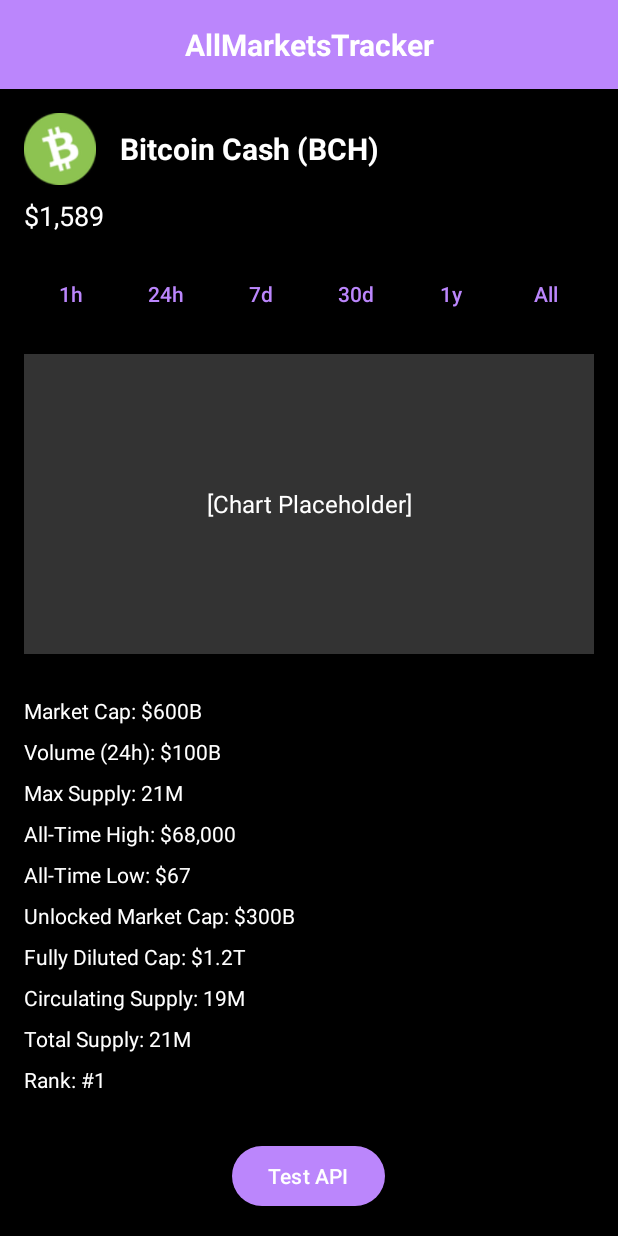
After one commit to DevManFitz/AllMarketsTracker, an Android app built with Jetpack Compose: the fragment CryptoDetailFragment placed in its activity, on a phone screen of 412 x 824 dp. The commit adds this screen. Run offline under Robolectric (Android 15) with nearby library versions, the phone set to English and light mode, and no system bars; our stand-ins replace data binding; pictures from the network do not load; 5 statements that could not run were skipped.

Commit message:
- Implemented `nav_graph` to transition user from `CryptoListFragment` into `CryptoDetailFragment` which is currently just a skeleton of placeholders (haven't implemented data fetching here yet)

```diff
--- a/app/build.gradle.kts
+++ b/app/build.gradle.kts
@@ -2,6 +2,9 @@
     alias(libs.plugins.android.application)
     alias(libs.plugins.kotlin.android)
     alias(libs.plugins.kotlin.compose)
+    id("kotlin-parcelize")
+    id("androidx.navigation.safeargs.kotlin") version "2.7.7"
+
 }
 
 android {
--- /dev/null
+++ b/app/src/main/java/edu/vt/mobiledev/allmarketstracker/CryptoDetailFragment.kt
@@ -0,0 +1,44 @@
+package edu.vt.mobiledev.allmarketstracker
+
+import android.os.Bundle
+import android.view.LayoutInflater
+import android.view.View
+import android.view.ViewGroup
+import androidx.fragment.app.Fragment
+import androidx.navigation.fragment.navArgs
+import coil.load
+import edu.vt.mobiledev.allmarketstracker.databinding.FragmentCryptoDetailBinding
+
+class CryptoDetailFragment : Fragment() {
+
+    private var _binding: FragmentCryptoDetailBinding? = null
+    private val binding get() = checkNotNull(_binding) { "Binding is null" }
+
+    private val args: CryptoDetailFragmentArgs by navArgs()
+
+    override fun onCreateView(
+        inflater: LayoutInflater,
+        container: ViewGroup?,
+        savedInstanceState: Bundle?
+    ): View {
+        _binding = FragmentCryptoDetailBinding.inflate(inflater, container, false)
+        return binding.root
+    }
+
+    override fun onViewCreated(view: View, savedInstanceState: Bundle?) {
+        super.onViewCreated(view, savedInstanceState)
+
+        val asset = args.asset
+
+        binding.assetName.text = "${asset.name} (${asset.symbol})"
+        binding.assetPrice.text = "$%.4f".format(asset.price)
+        binding.assetLogo.load(asset.logoUrl)
+
+        // TODO: Set up line chart view and buttons to toggle timeframes
+    }
+
+    override fun onDestroyView() {
+        super.onDestroyView()
+        _binding = null
+    }
+}
--- a/app/src/main/java/edu/vt/mobiledev/allmarketstracker/CryptoListAdapter.kt
+++ b/app/src/main/java/edu/vt/mobiledev/allmarketstracker/CryptoListAdapter.kt
@@ -6,6 +6,8 @@
 import coil.load
 import edu.vt.mobiledev.allmarketstracker.databinding.ListItemAssetBinding
 import edu.vt.mobiledev.allmarketstracker.model.CryptoAsset
+
+import androidx.navigation.findNavController
 
 class CryptoListAdapter(
     private val assets: List<CryptoAsset>
@@ -20,6 +22,12 @@
     override fun onBindViewHolder(holder: CryptoHolder, position: Int) {
         val asset = assets[position]
         holder.bind(asset)
+
+        holder.itemView.setOnClickListener {
+            val action = CryptoListFragmentDirections
+                .actionCryptoListFragmentToCryptoDetailFragment(asset)
+            it.findNavController().navigate(action)
+        }
     }
 
     override fun getItemCount(): Int = assets.size
--- a/app/src/main/java/edu/vt/mobiledev/allmarketstracker/MainActivity.kt
+++ b/app/src/main/java/edu/vt/mobiledev/allmarketstracker/MainActivity.kt
@@ -16,13 +16,6 @@
         super.onCreate(savedInstanceState)
         setContentView(R.layout.activity_main)
 
-        // Only add the fragment if it's not already there (e.g., rotation)
-        if (savedInstanceState == null) {
-            supportFragmentManager.beginTransaction()
-                .add(R.id.fragment_container, CryptoListFragment())
-                .commit()
-        }
-
         val testApiButton: Button = findViewById(R.id.test_api_button)
         testApiButton.setOnClickListener {
             // For now, just log something
--- a/app/src/main/java/edu/vt/mobiledev/allmarketstracker/model/CryptoAsset.kt
+++ b/app/src/main/java/edu/vt/mobiledev/allmarketstracker/model/CryptoAsset.kt
@@ -1,8 +1,12 @@
 package edu.vt.mobiledev.allmarketstracker.model
 
+import android.os.Parcelable
+import kotlinx.parcelize.Parcelize
+
+@Parcelize
 data class CryptoAsset(
     val name: String,
     val symbol: String,
     val price: Double,
     val logoUrl: String
-)
+) : Parcelable
--- a/app/src/main/res/layout/activity_main.xml
+++ b/app/src/main/res/layout/activity_main.xml
@@ -1,5 +1,6 @@
 <layout xmlns:android="http://schemas.android.com/apk/res/android"
-    xmlns:tools="http://schemas.android.com/tools">
+    xmlns:tools="http://schemas.android.com/tools"
+    xmlns:app="http://schemas.android.com/apk/res-auto">
 
     <FrameLayout
         android:layout_width="match_parent"
@@ -27,11 +28,13 @@
             <!-- Fragment container -->
             <androidx.fragment.app.FragmentContainerView
                 android:id="@+id/fragment_container"
+                android:name="androidx.navigation.fragment.NavHostFragment"
                 android:layout_width="match_parent"
                 android:layout_height="0dp"
                 android:layout_weight="1"
-                tools:context=".MainActivity"
-                tools:layout="@layout/fragment_crypto_list" />
+                app:defaultNavHost="true"
+                app:navGraph="@navigation/nav_graph"
+                tools:context=".MainActivity" />
         </LinearLayout>
 
         <!-- Test API Button -->
--- /dev/null
+++ b/app/src/main/res/layout/fragment_crypto_detail.xml
@@ -0,0 +1,151 @@
+<?xml version="1.0" encoding="utf-8"?>
+<ScrollView xmlns:android="http://schemas.android.com/apk/res/android"
+    android:layout_width="match_parent"
+    android:layout_height="match_parent"
+    android:padding="16dp"
+    android:background="@android:color/black">
+
+    <LinearLayout
+        android:layout_width="match_parent"
+        android:layout_height="wrap_content"
+        android:orientation="vertical"
+        android:paddingBottom="32dp">
+
+        <!-- Logo + Asset Info -->
+        <LinearLayout
+            android:layout_width="match_parent"
+            android:layout_height="wrap_content"
+            android:orientation="horizontal"
+            android:gravity="center_vertical">
+
+            <ImageView
+                android:id="@+id/asset_logo"
+                android:layout_width="48dp"
+                android:layout_height="48dp"
+                android:layout_marginEnd="16dp"
+                android:contentDescription="Logo"
+                android:scaleType="centerCrop"
+                android:src="@drawable/bch_logo" />
+
+            <TextView
+                android:id="@+id/asset_name"
+                android:layout_width="wrap_content"
+                android:layout_height="wrap_content"
+                android:text="@string/bitcoin_cash_bch"
+                android:textColor="@android:color/white"
+                android:textSize="20sp"
+                android:textStyle="bold" />
+        </LinearLayout>
+
+        <!-- Price Text -->
+
+        <!-- Time Range Buttons -->
+        <TextView
+            android:id="@+id/asset_price"
+            android:layout_width="wrap_content"
+            android:layout_height="wrap_content"
+            android:layout_marginTop="8dp"
+            android:layout_marginBottom="16dp"
+            android:text="@string/_1_589"
+            android:textColor="@android:color/white"
+            android:textSize="18sp" />
+
+        <LinearLayout
+            android:id="@+id/timeRangeButtons"
+            android:layout_width="match_parent"
+            android:layout_height="wrap_content"
+            android:orientation="horizontal"
+            android:gravity="center"
+            android:layout_marginBottom="16dp">
+
+            <Button
+                android:id="@+id/btn_1h"
+                android:text="@string/_1h"
+                android:layout_width="0dp"
+                android:layout_height="wrap_content"
+                android:layout_weight="1"
+                style="@style/Widget.Material3.Button.TextButton" />
+
+            <Button
+                android:id="@+id/btn_24h"
+                android:text="@string/_24h"
+                android:layout_width="0dp"
+                android:layout_height="wrap_content"
+                android:layout_weight="1"
+                style="@style/Widget.Material3.Button.TextButton" />
+
+            <Button
+                android:id="@+id/btn_7d"
+                android:text="@string/_7d"
+                android:layout_width="0dp"
+                android:layout_height="wrap_content"
+                android:layout_weight="1"
+                style="@style/Widget.Material3.Button.TextButton" />
+
+            <Button
+                android:id="@+id/btn_30d"
+                android:text="@string/_30d"
+                android:layout_width="0dp"
+                android:layout_height="wrap_content"
+                android:layout_weight="1"
+                style="@style/Widget.Material3.Button.TextButton" />
+
+            <Button
+                android:id="@+id/btn_1y"
+                android:text="@string/_1y"
+                android:layout_width="0dp"
+                android:layout_height="wrap_content"
+                android:layout_weight="1"
+                style="@style/Widget.Material3.Button.TextButton" />
+
+            <Button
+                android:id="@+id/btn_all"
+                android:text="@string/all"
+                android:layout_width="0dp"
+                android:layout_height="wrap_content"
+                android:layout_weight="1"
+                style="@style/Widget.Material3.Button.TextButton" />
+        </LinearLayout>
+
+        <!-- Placeholder for Chart -->
+        <FrameLayout
+            android:id="@+id/chartPlaceholder"
+            android:layout_width="match_parent"
+            android:layout_height="200dp"
+            android:background="@android:color/darker_gray"
+            android:layout_marginBottom="24dp">
+
+            <TextView
+                android:layout_width="match_parent"
+                android:layout_height="match_parent"
+                android:layout_gravity="center"
+                android:text="@string/chart_placeholder"
+                android:textColor="@android:color/white"
+                android:gravity="center"
+                android:textSize="16sp"
+                android:background="#333333" />
+
+        </FrameLayout>
+
+        <!-- Stats Section -->
+        <LinearLayout
+            android:layout_width="match_parent"
+            android:layout_height="wrap_content"
+            android:orientation="vertical">
+
+            <!-- Each row here -->
+            <TextView android:text="@string/market_cap_600b" style="@style/DetailStat" />
+            <TextView android:text="@string/volume_24h_100b" style="@style/DetailStat" />
+            <TextView android:text="@string/max_supply_21m" style="@style/DetailStat" />
+            <TextView android:text="@string/all_time_high_68_000" style="@style/DetailStat" />
+            <TextView android:text="@string/all_time_low_67" style="@style/DetailStat" />
+            <TextView android:text="@string/unlocked_market_cap_300b" style="@style/DetailStat" />
+            <TextView android:text="@string/fully_diluted_cap_1_2t" style="@style/DetailStat" />
+            <TextView android:text="@string/circulating_supply_19m" style="@style/DetailStat" />
+            <TextView android:text="@string/total_supply_21m" style="@style/DetailStat" />
+            <TextView android:text="@string/rank_1" style="@style/DetailStat" />
+
+        </LinearLayout>
+
+    </LinearLayout>
+</ScrollView>
--- a/app/src/main/res/navigation/nav_graph.xml
+++ b/app/src/main/res/navigation/nav_graph.xml
@@ -1,6 +1,27 @@
 <?xml version="1.0" encoding="utf-8"?>
 <navigation xmlns:android="http://schemas.android.com/apk/res/android"
     xmlns:app="http://schemas.android.com/apk/res-auto"
-    android:id="@+id/nav_graph">
+    xmlns:tools="http://schemas.android.com/tools"
+    android:id="@+id/nav_graph"
+    app:startDestination="@id/cryptoListFragment">
 
+    <fragment
+        android:id="@+id/cryptoListFragment"
+        android:name="edu.vt.mobiledev.allmarketstracker.CryptoListFragment"
+        android:label="CryptoListFragment"
+        tools:layout="@layout/fragment_crypto_list" >
+        <action
+            android:id="@+id/action_cryptoListFragment_to_cryptoDetailFragment"
+            app:destination="@id/cryptoDetailFragment" />
+    </fragment>
+
+    <fragment
+        android:id="@+id/cryptoDetailFragment"
+        android:name="edu.vt.mobiledev.allmarketstracker.CryptoDetailFragment"
+        android:label="CryptoDetailFragment"
+        tools:layout="@layout/fragment_crypto_detail">
+    <argument
+        android:name="asset"
+        app:argType="edu.vt.mobiledev.allmarketstracker.model.CryptoAsset" />
+    </fragment>
 </navigation>
--- a/app/src/main/res/values/strings.xml
+++ b/app/src/main/res/values/strings.xml
@@ -4,4 +4,21 @@
     <string name="bitcoin_cash_bch">Bitcoin Cash (BCH)</string>
     <string name="_1_589">$1,589</string>
     <string name="allmarketstracker">AllMarketsTracker</string>
+    <string name="chart_placeholder">[Chart Placeholder]</string>
+    <string name="market_cap_600b">Market Cap: $600B</string>
+    <string name="volume_24h_100b">Volume (24h): $100B</string>
+    <string name="max_supply_21m">Max Supply: 21M</string>
+    <string name="all_time_high_68_000">All-Time High: $68,000</string>
+    <string name="all_time_low_67">All-Time Low: $67</string>
+    <string name="unlocked_market_cap_300b">Unlocked Market Cap: $300B</string>
+    <string name="fully_diluted_cap_1_2t">Fully Diluted Cap: $1.2T</string>
+    <string name="circulating_supply_19m">Circulating Supply: 19M</string>
+    <string name="total_supply_21m">Total Supply: 21M</string>
+    <string name="rank_1">Rank: #1</string>
+    <string name="_1h">1h</string>
+    <string name="_24h">24h</string>
+    <string name="_7d">7d</string>
+    <string name="_30d">30d</string>
+    <string name="_1y">1y</string>
+    <string name="all">All</string>
 </resources>
--- a/app/src/main/res/values/themes.xml
+++ b/app/src/main/res/values/themes.xml
@@ -1,9 +1,18 @@
 <?xml version="1.0" encoding="utf-8"?>
-<resources xmlns:tools="http://schemas.android.com/tools">
+<resources>
         <style name="Theme.AllMarketsTracker" parent="Theme.Material3.DayNight.NoActionBar">
-        <item name="colorPrimary">@color/purple_200</item>
-        <item name="colorSecondary">@color/purple_700</item>
-        <item name="android:windowBackground">@color/black</item>
-        <item name="android:textColor">@android:color/white</item>
-    </style>
+                <item name="colorPrimary">@color/purple_200</item>
+                <item name="colorSecondary">@color/purple_700</item>
+                <item name="android:windowBackground">@color/black</item>
+                <item name="android:textColor">@android:color/white</item>
+        </style>
+
+        <style name="DetailStat">
+                <item name="android:layout_width">match_parent</item>   <!-- Not ideal -->
+                <item name="android:layout_height">wrap_content</item>  <!-- Not ideal -->
+                <item name="android:textColor">@android:color/white</item>
+                <item name="android:textSize">14sp</item>
+                <item name="android:paddingTop">4dp</item>
+                <item name="android:paddingBottom">4dp</item>
+        </style>
 </resources>
```
